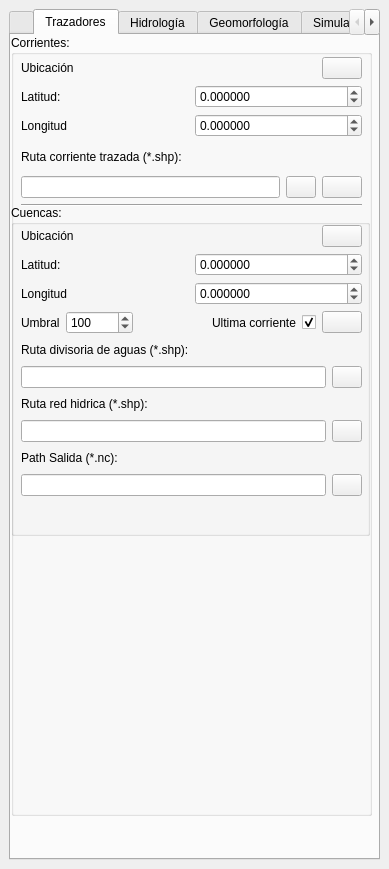
Before: the Qt Designer form qgisplugin/HydroSEDPlugin_dockwidget_base.ui in nicolas998/WMF, drawn with Qt 5.
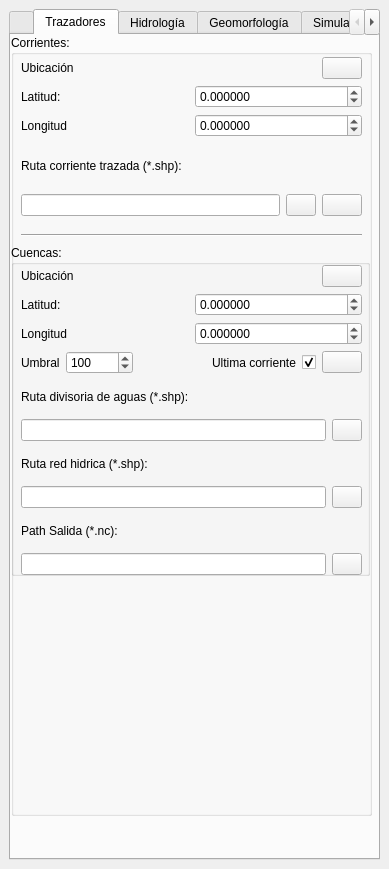
After: the same form once the commit is applied. Icons and pictures are not drawn.

Commit message: Se hace el set de las rutas para el trazador de cuencas

Patch:
```diff
--- a/qgisplugin/HydroSEDPlugin_dockwidget_base.ui
+++ b/qgisplugin/HydroSEDPlugin_dockwidget_base.ui
@@ -491,7 +491,7 @@
             <property name="geometry">
              <rect>
               <x>0</x>
-              <y>170</y>
+              <y>210</y>
               <width>359</width>
               <height>331</height>
              </rect>
@@ -505,7 +505,7 @@
                <x>10</x>
                <y>20</y>
                <width>341</width>
-               <height>271</height>
+               <height>310</height>
               </rect>
              </property>
              <layout class="QVBoxLayout" name="verticalLayoutTrazadorCuencas">
@@ -702,7 +702,7 @@
                 <item>
                  <widget class="QLineEdit" name="PathOutputDivisoria">
                   <property name="readOnly">
-                   <bool>true</bool>
+                   <bool>false</bool>
                   </property>
                  </widget>
                 </item>
@@ -743,7 +743,7 @@
                 <item>
                  <widget class="QLineEdit" name="PathOutputRed">
                   <property name="readOnly">
-                   <bool>true</bool>
+                   <bool>false</bool>
                   </property>
                  </widget>
                 </item>
@@ -784,7 +784,7 @@
                 <item>
                  <widget class="QLineEdit" name="PathOutputNETCDF">
                   <property name="readOnly">
-                   <bool>true</bool>
+                   <bool>false</bool>
                   </property>
                  </widget>
                 </item>
@@ -822,7 +822,7 @@
               <x>10</x>
               <y>22</y>
               <width>341</width>
-              <height>141</height>
+              <height>159</height>
              </rect>
             </property>
             <layout class="QVBoxLayout" name="verticalLayoutTrazadorCorrientes">
@@ -1003,7 +1003,7 @@
             <property name="geometry">
              <rect>
               <x>10</x>
-              <y>160</y>
+              <y>190</y>
               <width>341</width>
               <height>20</height>
              </rect>
```
The commit also changes 2 other files.
